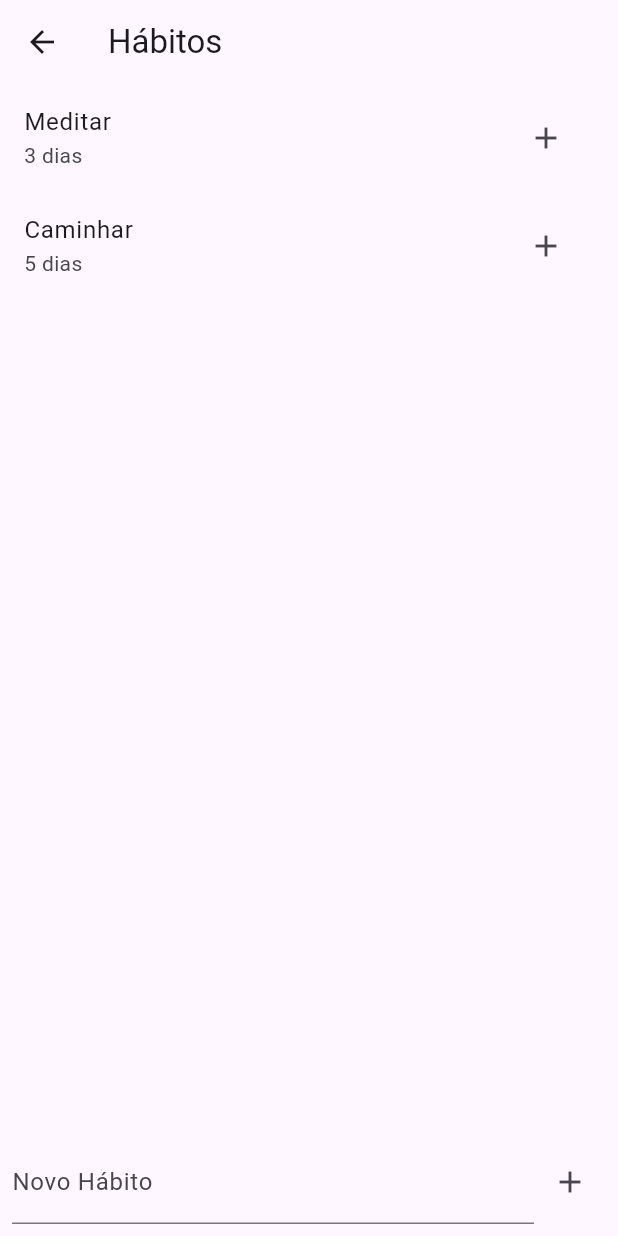
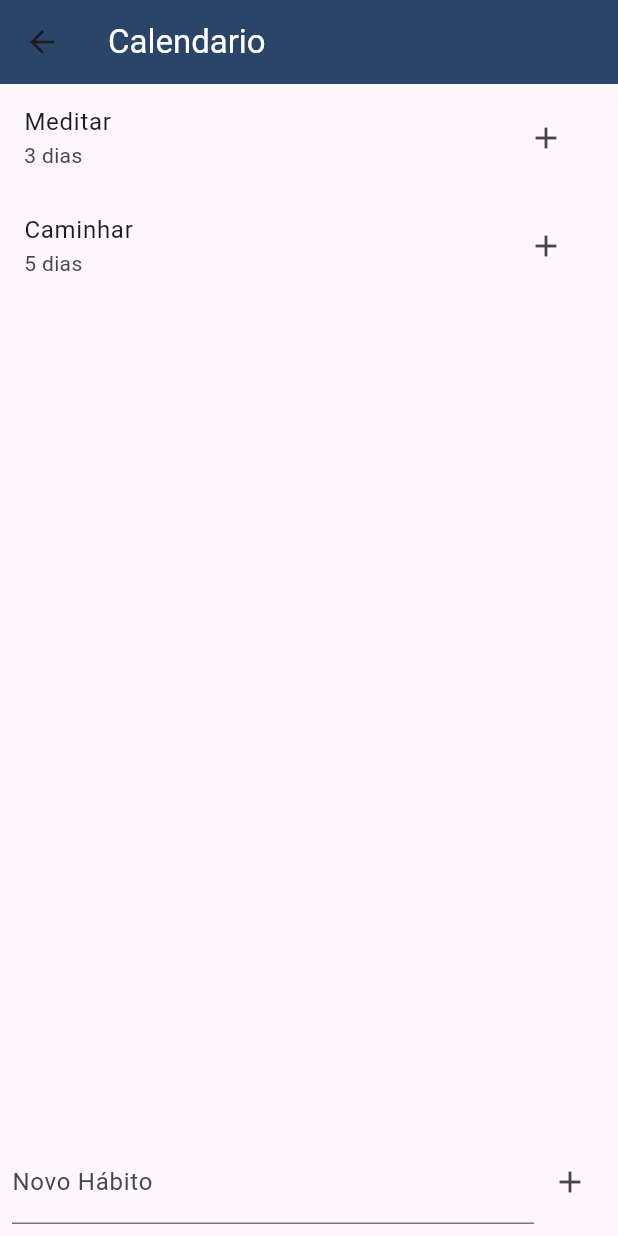
Before and after one commit to marcosmedeirros/LifeApp, a Flutter app: the screen it shows after launch, item 3 of the bottom bar chosen, on a phone screen of 412 x 824 dp. Run offline on Flutter 3.47's test engine with Material 3 defaults, Android fonts, the phone set to English and light mode, and no system bars.

```diff
--- a/lib/calendario.dart
+++ b/lib/calendario.dart
@@ -31,7 +31,11 @@ class _CalendarioState extends State<Calendario> {
 
     return Scaffold(
       appBar: AppBar(
-        title: Text('Hábitos'),
+        title: Text(
+          'Calendario',
+          style: TextStyle(color: Colors.white),
+        ),
+        backgroundColor: Color(0xFF2B4568),
       ),
       body: Column(
         children: [
--- a/lib/habitos.dart
+++ b/lib/habitos.dart
@@ -31,7 +31,11 @@ class _HabitosState extends State<Habitos> {
 
     return Scaffold(
       appBar: AppBar(
-        title: Text('Hábitos'),
+        title: Text(
+          'Habitos',
+          style: TextStyle(color: Colors.white),
+        ),
+        backgroundColor: Color(0xFF2B4568),
       ),
       body: Column(
         children: [
--- a/lib/home.dart
+++ b/lib/home.dart
@@ -31,13 +31,13 @@ class _HomeState extends State<Home> {
       context: context,
       builder: (BuildContext context) {
         return AlertDialog(
-          title: Text('Editar Tarefa'),
+          title: const Text('Editar Tarefa'),
           content: Column(
             mainAxisSize: MainAxisSize.min,
             children: [
               TextField(
                 controller: dateController,
-                decoration: InputDecoration(
+                decoration: const InputDecoration(
                   hintText: 'dd/mm',
                 ),
                 onChanged: (value) {
```
